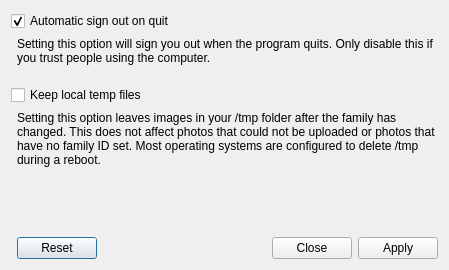
Before: the Qt Designer form forms/settingsdialog.ui in josh23french/photo-upload-inator, drawn with Qt 5.
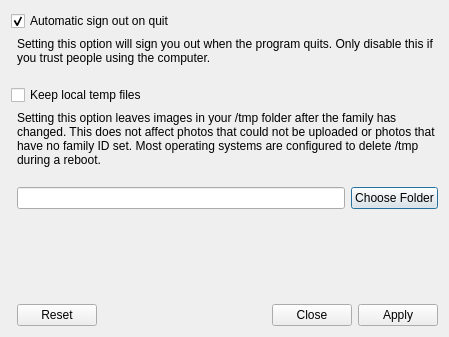
After: the same form once the commit is applied.

Commit message: Added directory chooser to settingsdialog and respective logic to handle the preferences file; halfway done #5

```diff
--- a/forms/settingsdialog.ui
+++ b/forms/settingsdialog.ui
@@ -7,7 +7,7 @@
     <x>0</x>
     <y>0</y>
     <width>449</width>
-    <height>270</height>
+    <height>337</height>
    </rect>
   </property>
   <property name="windowTitle">
@@ -63,20 +63,7 @@
      </property>
     </widget>
    </item>
-   <item row="5" column="1">
-    <widget class="QDialogButtonBox" name="buttons">
-     <property name="orientation">
-      <enum>Qt::Horizontal</enum>
-     </property>
-     <property name="standardButtons">
-      <set>QDialogButtonBox::Apply|QDialogButtonBox::Close|QDialogButtonBox::Reset</set>
-     </property>
-     <property name="centerButtons">
-      <bool>false</bool>
-     </property>
-    </widget>
-   </item>
-   <item row="4" column="1">
+   <item row="7" column="1">
     <spacer name="spacer">
      <property name="orientation">
       <enum>Qt::Vertical</enum>
@@ -89,6 +76,33 @@
      </property>
     </spacer>
    </item>
+   <item row="5" column="1">
+    <layout class="QHBoxLayout" name="horizontalLayout">
+     <item>
+      <widget class="QLineEdit" name="lineEdit"/>
+     </item>
+     <item>
+      <widget class="QPushButton" name="pushButton">
+       <property name="text">
+        <string>Choose Folder</string>
+       </property>
+      </widget>
+     </item>
+    </layout>
+   </item>
+   <item row="8" column="1">
+    <widget class="QDialogButtonBox" name="buttons">
+     <property name="orientation">
+      <enum>Qt::Horizontal</enum>
+     </property>
+     <property name="standardButtons">
+      <set>QDialogButtonBox::Apply|QDialogButtonBox::Close|QDialogButtonBox::Reset</set>
+     </property>
+     <property name="centerButtons">
+      <bool>false</bool>
+     </property>
+    </widget>
+   </item>
   </layout>
  </widget>
  <resources/>
```
The commit also changes 2 other files.
